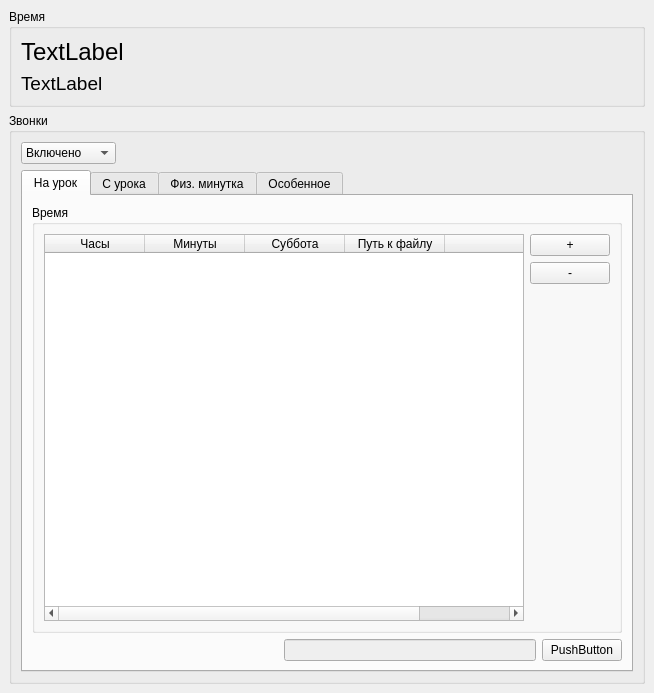
First picture: the form in ui/mainwindow.ui, repository 7enSmile/SchoolCalls, before the edit.
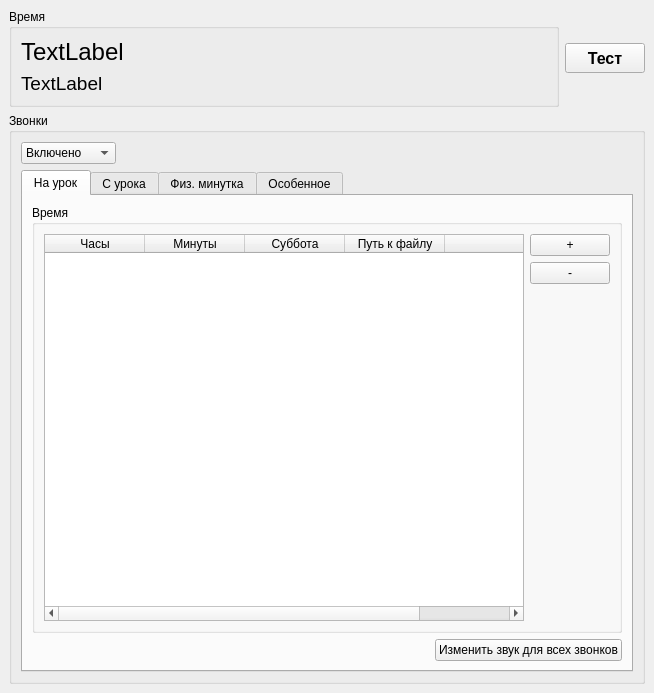
Second picture: the form after the edit. The open tabs and pages were chosen to show the change.

```diff
--- a/ui/mainwindow.ui
+++ b/ui/mainwindow.ui
@@ -16,6 +16,8 @@
   <widget class="QWidget" name="centralwidget">
    <layout class="QVBoxLayout" name="verticalLayout_4">
     <item>
+     <layout class="QHBoxLayout" name="horizontalLayout_8">
+      <item>
      <widget class="QGroupBox" name="groupBox_2">
       <property name="sizePolicy">
        <sizepolicy hsizetype="Preferred" vsizetype="Fixed">
@@ -55,6 +57,33 @@
      </widget>
     </item>
     <item>
+       <widget class="QPushButton" name="pushButton_2">
+        <property name="sizePolicy">
+         <sizepolicy hsizetype="Fixed" vsizetype="Fixed">
+          <horstretch>0</horstretch>
+          <verstretch>0</verstretch>
+         </sizepolicy>
+        </property>
+        <property name="minimumSize">
+         <size>
+          <width>70</width>
+          <height>30</height>
+         </size>
+        </property>
+        <property name="font">
+         <font>
+          <pointsize>12</pointsize>
+          <bold>true</bold>
+         </font>
+        </property>
+        <property name="text">
+         <string>Тест</string>
+        </property>
+       </widget>
+      </item>
+     </layout>
+    </item>
+    <item>
      <widget class="QGroupBox" name="groupBox">
       <property name="title">
        <string>Звонки</string>
@@ -200,16 +229,9 @@
               </spacer>
              </item>
              <item>
-              <widget class="QLineEdit" name="lineEditPathtoLesson">
-               <property name="enabled">
-                <bool>false</bool>
-               </property>
-              </widget>
-             </item>
-             <item>
-              <widget class="QPushButton" name="pushButton">
+              <widget class="QPushButton" name="pushButtonPatchToAllToLesson">
                <property name="text">
-                <string>PushButton</string>
+                <string>Изменить звук для всех звонков</string>
                </property>
               </widget>
              </item>
```
Left out of the diff: 41 changed lines with no effect on the pictures. Lines whose indentation alone changed are shown as unchanged.
